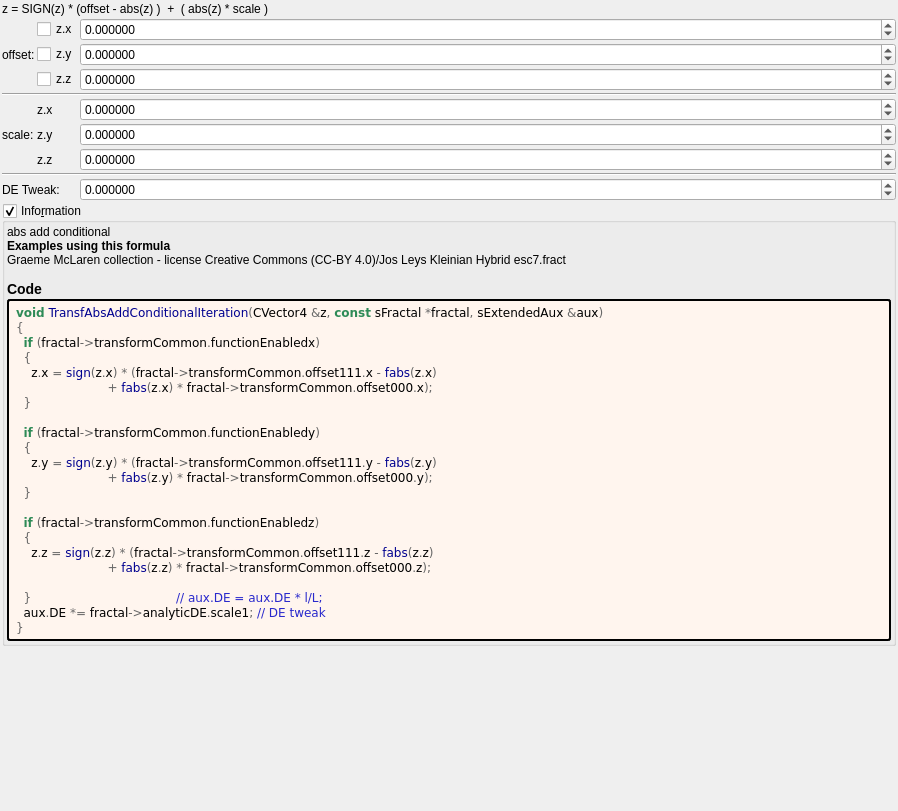
Old version of the form mandelbulber2/formula/ui/transf_abs_add_conditional.ui in the repository buddhi1980/mandelbulber2.
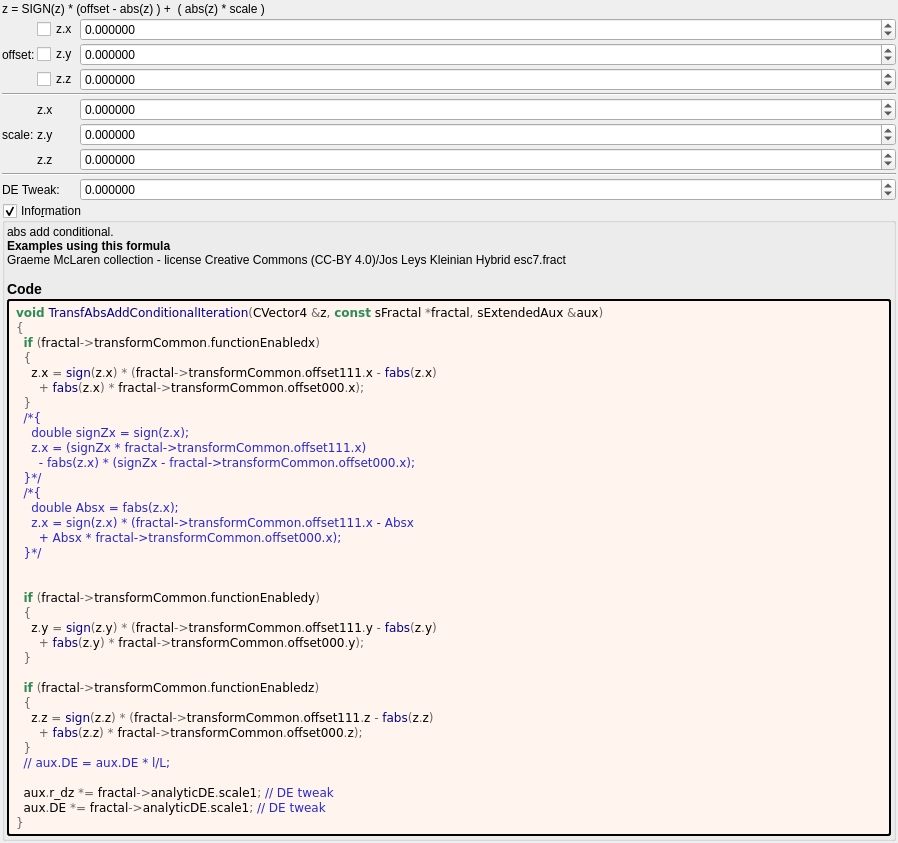
New version of the form. Custom widgets are drawn as their Qt base class.

```diff
--- a/mandelbulber2/formula/ui/transf_abs_add_conditional.ui
+++ b/mandelbulber2/formula/ui/transf_abs_add_conditional.ui
@@ -32,7 +32,7 @@
    <item>
     <widget class="QLabel" name="label_133">
      <property name="text">
-      <string>z = SIGN(z) * (offset - abs(z) )  +  ( abs(z) * scale )</string>
+      <string>z = SIGN(z) * (offset - abs(z) ) +  ( abs(z) * scale )</string>
      </property>
     </widget>
    </item>
@@ -346,7 +346,7 @@
       <item>
        <widget class="QLabel" name="label_information_general">
         <property name="text">
-         <string notr="true">&lt;p&gt;abs add conditional&lt;/p&gt;&lt;table&gt;
+         <string notr="true">&lt;p&gt;abs add conditional.&lt;/p&gt;&lt;table&gt;
 &lt;/table&gt;
 &lt;br&gt;&lt;b&gt;Examples using this formula&lt;/b&gt;&lt;br&gt;Graeme McLaren  collection - license Creative Commons  (CC-BY 4.0)/Jos Leys Kleinian Hybrid esc7.fract&lt;h3&gt;Code&lt;/h3&gt;</string>
         </property>
@@ -373,21 +373,34 @@
   &lt;span style=&quot;color:#2e8b57; font-weight:bold&quot;&gt;if&lt;/span&gt; &lt;span style=&quot;color:#676767&quot;&gt;(&lt;/span&gt;fractal&lt;span style=&quot;color:#676767&quot;&gt;-&amp;gt;&lt;/span&gt;transformCommon&lt;span style=&quot;color:#676767&quot;&gt;.&lt;/span&gt;functionEnabledx&lt;span style=&quot;color:#676767&quot;&gt;)&lt;/span&gt;
   &lt;span style=&quot;color:#676767&quot;&gt;{&lt;/span&gt;
     z&lt;span style=&quot;color:#676767&quot;&gt;.&lt;/span&gt;x &lt;span style=&quot;color:#676767&quot;&gt;=&lt;/span&gt; &lt;span style=&quot;color:#00008f&quot;&gt;sign&lt;/span&gt;&lt;span style=&quot;color:#676767&quot;&gt;(&lt;/span&gt;z&lt;span style=&quot;color:#676767&quot;&gt;.&lt;/span&gt;x&lt;span style=&quot;color:#676767&quot;&gt;) * (&lt;/span&gt;fractal&lt;span style=&quot;color:#676767&quot;&gt;-&amp;gt;&lt;/span&gt;transformCommon&lt;span style=&quot;color:#676767&quot;&gt;.&lt;/span&gt;offset111&lt;span style=&quot;color:#676767&quot;&gt;.&lt;/span&gt;x &lt;span style=&quot;color:#676767&quot;&gt;-&lt;/span&gt; &lt;span style=&quot;color:#00008f&quot;&gt;fabs&lt;/span&gt;&lt;span style=&quot;color:#676767&quot;&gt;(&lt;/span&gt;z&lt;span style=&quot;color:#676767&quot;&gt;.&lt;/span&gt;x&lt;span style=&quot;color:#676767&quot;&gt;)&lt;/span&gt;
-                        &lt;span style=&quot;color:#676767&quot;&gt;+&lt;/span&gt; &lt;span style=&quot;color:#00008f&quot;&gt;fabs&lt;/span&gt;&lt;span style=&quot;color:#676767&quot;&gt;(&lt;/span&gt;z&lt;span style=&quot;color:#676767&quot;&gt;.&lt;/span&gt;x&lt;span style=&quot;color:#676767&quot;&gt;) *&lt;/span&gt; fractal&lt;span style=&quot;color:#676767&quot;&gt;-&amp;gt;&lt;/span&gt;transformCommon&lt;span style=&quot;color:#676767&quot;&gt;.&lt;/span&gt;offset000&lt;span style=&quot;color:#676767&quot;&gt;.&lt;/span&gt;x&lt;span style=&quot;color:#676767&quot;&gt;);&lt;/span&gt;
+      &lt;span style=&quot;color:#676767&quot;&gt;+&lt;/span&gt; &lt;span style=&quot;color:#00008f&quot;&gt;fabs&lt;/span&gt;&lt;span style=&quot;color:#676767&quot;&gt;(&lt;/span&gt;z&lt;span style=&quot;color:#676767&quot;&gt;.&lt;/span&gt;x&lt;span style=&quot;color:#676767&quot;&gt;) *&lt;/span&gt; fractal&lt;span style=&quot;color:#676767&quot;&gt;-&amp;gt;&lt;/span&gt;transformCommon&lt;span style=&quot;color:#676767&quot;&gt;.&lt;/span&gt;offset000&lt;span style=&quot;color:#676767&quot;&gt;.&lt;/span&gt;x&lt;span style=&quot;color:#676767&quot;&gt;);&lt;/span&gt;
   &lt;span style=&quot;color:#676767&quot;&gt;}&lt;/span&gt;
+  &lt;span style=&quot;color:#2929cc&quot;&gt;/*{&lt;/span&gt;
+&lt;span style=&quot;color:#2929cc&quot;&gt;    double signZx = sign(z.x);&lt;/span&gt;
+&lt;span style=&quot;color:#2929cc&quot;&gt;    z.x = (signZx * fractal-&amp;gt;transformCommon.offset111.x)&lt;/span&gt;
+&lt;span style=&quot;color:#2929cc&quot;&gt;      - fabs(z.x) * (signZx - fractal-&amp;gt;transformCommon.offset000.x);&lt;/span&gt;
+&lt;span style=&quot;color:#2929cc&quot;&gt;  }*/&lt;/span&gt;
+  &lt;span style=&quot;color:#2929cc&quot;&gt;/*{&lt;/span&gt;
+&lt;span style=&quot;color:#2929cc&quot;&gt;    double Absx = fabs(z.x);&lt;/span&gt;
+&lt;span style=&quot;color:#2929cc&quot;&gt;    z.x = sign(z.x) * (fractal-&amp;gt;transformCommon.offset111.x - Absx&lt;/span&gt;
+&lt;span style=&quot;color:#2929cc&quot;&gt;      + Absx * fractal-&amp;gt;transformCommon.offset000.x);&lt;/span&gt;
+&lt;span style=&quot;color:#2929cc&quot;&gt;  }*/&lt;/span&gt;
+
 
   &lt;span style=&quot;color:#2e8b57; font-weight:bold&quot;&gt;if&lt;/span&gt; &lt;span style=&quot;color:#676767&quot;&gt;(&lt;/span&gt;fractal&lt;span style=&quot;color:#676767&quot;&gt;-&amp;gt;&lt;/span&gt;transformCommon&lt;span style=&quot;color:#676767&quot;&gt;.&lt;/span&gt;functionEnabledy&lt;span style=&quot;color:#676767&quot;&gt;)&lt;/span&gt;
   &lt;span style=&quot;color:#676767&quot;&gt;{&lt;/span&gt;
     z&lt;span style=&quot;color:#676767&quot;&gt;.&lt;/span&gt;y &lt;span style=&quot;color:#676767&quot;&gt;=&lt;/span&gt; &lt;span style=&quot;color:#00008f&quot;&gt;sign&lt;/span&gt;&lt;span style=&quot;color:#676767&quot;&gt;(&lt;/span&gt;z&lt;span style=&quot;color:#676767&quot;&gt;.&lt;/span&gt;y&lt;span style=&quot;color:#676767&quot;&gt;) * (&lt;/span&gt;fractal&lt;span style=&quot;color:#676767&quot;&gt;-&amp;gt;&lt;/span&gt;transformCommon&lt;span style=&quot;color:#676767&quot;&gt;.&lt;/span&gt;offset111&lt;span style=&quot;color:#676767&quot;&gt;.&lt;/span&gt;y &lt;span style=&quot;color:#676767&quot;&gt;-&lt;/span&gt; &lt;span style=&quot;color:#00008f&quot;&gt;fabs&lt;/span&gt;&lt;span style=&quot;color:#676767&quot;&gt;(&lt;/span&gt;z&lt;span style=&quot;color:#676767&quot;&gt;.&lt;/span&gt;y&lt;span style=&quot;color:#676767&quot;&gt;)&lt;/span&gt;
-                        &lt;span style=&quot;color:#676767&quot;&gt;+&lt;/span&gt; &lt;span style=&quot;color:#00008f&quot;&gt;fabs&lt;/span&gt;&lt;span style=&quot;color:#676767&quot;&gt;(&lt;/span&gt;z&lt;span style=&quot;color:#676767&quot;&gt;.&lt;/span&gt;y&lt;span style=&quot;color:#676767&quot;&gt;) *&lt;/span&gt; fractal&lt;span style=&quot;color:#676767&quot;&gt;-&amp;gt;&lt;/span&gt;transformCommon&lt;span style=&quot;color:#676767&quot;&gt;.&lt;/span&gt;offset000&lt;span style=&quot;color:#676767&quot;&gt;.&lt;/span&gt;y&lt;span style=&quot;color:#676767&quot;&gt;);&lt;/span&gt;
+      &lt;span style=&quot;color:#676767&quot;&gt;+&lt;/span&gt; &lt;span style=&quot;color:#00008f&quot;&gt;fabs&lt;/span&gt;&lt;span style=&quot;color:#676767&quot;&gt;(&lt;/span&gt;z&lt;span style=&quot;color:#676767&quot;&gt;.&lt;/span&gt;y&lt;span style=&quot;color:#676767&quot;&gt;) *&lt;/span&gt; fractal&lt;span style=&quot;color:#676767&quot;&gt;-&amp;gt;&lt;/span&gt;transformCommon&lt;span style=&quot;color:#676767&quot;&gt;.&lt;/span&gt;offset000&lt;span style=&quot;color:#676767&quot;&gt;.&lt;/span&gt;y&lt;span style=&quot;color:#676767&quot;&gt;);&lt;/span&gt;
   &lt;span style=&quot;color:#676767&quot;&gt;}&lt;/span&gt;
 
   &lt;span style=&quot;color:#2e8b57; font-weight:bold&quot;&gt;if&lt;/span&gt; &lt;span style=&quot;color:#676767&quot;&gt;(&lt;/span&gt;fractal&lt;span style=&quot;color:#676767&quot;&gt;-&amp;gt;&lt;/span&gt;transformCommon&lt;span style=&quot;color:#676767&quot;&gt;.&lt;/span&gt;functionEnabledz&lt;span style=&quot;color:#676767&quot;&gt;)&lt;/span&gt;
   &lt;span style=&quot;color:#676767&quot;&gt;{&lt;/span&gt;
     z&lt;span style=&quot;color:#676767&quot;&gt;.&lt;/span&gt;z &lt;span style=&quot;color:#676767&quot;&gt;=&lt;/span&gt; &lt;span style=&quot;color:#00008f&quot;&gt;sign&lt;/span&gt;&lt;span style=&quot;color:#676767&quot;&gt;(&lt;/span&gt;z&lt;span style=&quot;color:#676767&quot;&gt;.&lt;/span&gt;z&lt;span style=&quot;color:#676767&quot;&gt;) * (&lt;/span&gt;fractal&lt;span style=&quot;color:#676767&quot;&gt;-&amp;gt;&lt;/span&gt;transformCommon&lt;span style=&quot;color:#676767&quot;&gt;.&lt;/span&gt;offset111&lt;span style=&quot;color:#676767&quot;&gt;.&lt;/span&gt;z &lt;span style=&quot;color:#676767&quot;&gt;-&lt;/span&gt; &lt;span style=&quot;color:#00008f&quot;&gt;fabs&lt;/span&gt;&lt;span style=&quot;color:#676767&quot;&gt;(&lt;/span&gt;z&lt;span style=&quot;color:#676767&quot;&gt;.&lt;/span&gt;z&lt;span style=&quot;color:#676767&quot;&gt;)&lt;/span&gt;
-                        &lt;span style=&quot;color:#676767&quot;&gt;+&lt;/span&gt; &lt;span style=&quot;color:#00008f&quot;&gt;fabs&lt;/span&gt;&lt;span style=&quot;color:#676767&quot;&gt;(&lt;/span&gt;z&lt;span style=&quot;color:#676767&quot;&gt;.&lt;/span&gt;z&lt;span style=&quot;color:#676767&quot;&gt;) *&lt;/span&gt; fractal&lt;span style=&quot;color:#676767&quot;&gt;-&amp;gt;&lt;/span&gt;transformCommon&lt;span style=&quot;color:#676767&quot;&gt;.&lt;/span&gt;offset000&lt;span style=&quot;color:#676767&quot;&gt;.&lt;/span&gt;z&lt;span style=&quot;color:#676767&quot;&gt;);&lt;/span&gt;
+      &lt;span style=&quot;color:#676767&quot;&gt;+&lt;/span&gt; &lt;span style=&quot;color:#00008f&quot;&gt;fabs&lt;/span&gt;&lt;span style=&quot;color:#676767&quot;&gt;(&lt;/span&gt;z&lt;span style=&quot;color:#676767&quot;&gt;.&lt;/span&gt;z&lt;span style=&quot;color:#676767&quot;&gt;) *&lt;/span&gt; fractal&lt;span style=&quot;color:#676767&quot;&gt;-&amp;gt;&lt;/span&gt;transformCommon&lt;span style=&quot;color:#676767&quot;&gt;.&lt;/span&gt;offset000&lt;span style=&quot;color:#676767&quot;&gt;.&lt;/span&gt;z&lt;span style=&quot;color:#676767&quot;&gt;);&lt;/span&gt;
+  &lt;span style=&quot;color:#676767&quot;&gt;}&lt;/span&gt;
+  &lt;span style=&quot;color:#2929cc&quot;&gt;// aux.DE = aux.DE * l/L;&lt;/span&gt;
 
-  &lt;span style=&quot;color:#676767&quot;&gt;}&lt;/span&gt;                                      &lt;span style=&quot;color:#2929cc&quot;&gt;// aux.DE = aux.DE * l/L;&lt;/span&gt;
+  aux&lt;span style=&quot;color:#676767&quot;&gt;.&lt;/span&gt;r_dz &lt;span style=&quot;color:#676767&quot;&gt;*=&lt;/span&gt; fractal&lt;span style=&quot;color:#676767&quot;&gt;-&amp;gt;&lt;/span&gt;analyticDE&lt;span style=&quot;color:#676767&quot;&gt;.&lt;/span&gt;scale1&lt;span style=&quot;color:#676767&quot;&gt;;&lt;/span&gt; &lt;span style=&quot;color:#2929cc&quot;&gt;// DE tweak&lt;/span&gt;
   aux&lt;span style=&quot;color:#676767&quot;&gt;.&lt;/span&gt;DE &lt;span style=&quot;color:#676767&quot;&gt;*=&lt;/span&gt; fractal&lt;span style=&quot;color:#676767&quot;&gt;-&amp;gt;&lt;/span&gt;analyticDE&lt;span style=&quot;color:#676767&quot;&gt;.&lt;/span&gt;scale1&lt;span style=&quot;color:#676767&quot;&gt;;&lt;/span&gt; &lt;span style=&quot;color:#2929cc&quot;&gt;// DE tweak&lt;/span&gt;
 &lt;span style=&quot;color:#676767&quot;&gt;}&lt;/span&gt;
 &lt;/pre&gt;
```
Left out of the diff: 2 changed lines with no effect on the pictures.
